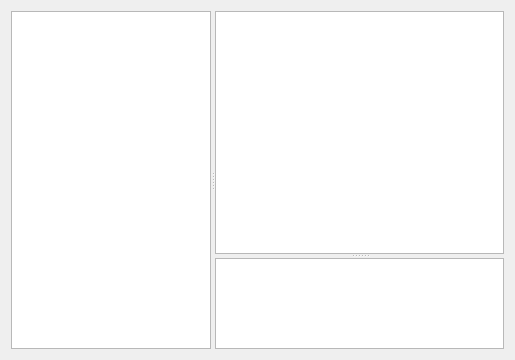
Old version of the form qw_client/QwcPrivateMessager.ui in the repository pcjpnet/qwired-suite.
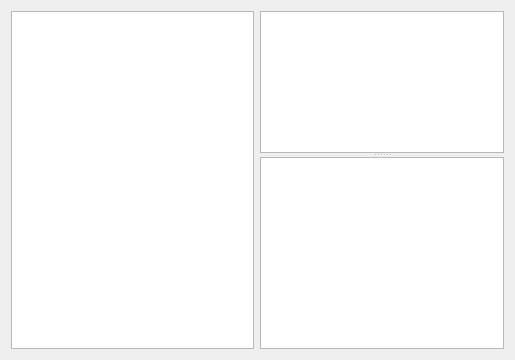
New version of the form.

Diff of the .ui file:
```diff
--- a/qw_client/QwcPrivateMessager.ui
+++ b/qw_client/QwcPrivateMessager.ui
@@ -13,20 +13,18 @@
   <property name="windowTitle">
    <string>Form</string>
   </property>
-  <layout class="QGridLayout" name="gridLayout">
-   <item row="0" column="0">
-    <widget class="QSplitter" name="splitter_2">
-     <property name="orientation">
-      <enum>Qt::Horizontal</enum>
-     </property>
+  <layout class="QHBoxLayout" name="horizontalLayout">
+   <item>
      <widget class="QListWidget" name="fMessageList">
-      <property name="maximumSize">
-       <size>
-        <width>200</width>
-        <height>16777215</height>
-       </size>
-      </property>
-     </widget>
+     <property name="sizePolicy">
+      <sizepolicy hsizetype="Maximum" vsizetype="Expanding">
+       <horstretch>0</horstretch>
+       <verstretch>0</verstretch>
+      </sizepolicy>
+     </property>
+    </widget>
+   </item>
+   <item>
      <widget class="QSplitter" name="splitter">
       <property name="orientation">
        <enum>Qt::Vertical</enum>
@@ -39,15 +37,7 @@
         </sizepolicy>
        </property>
       </widget>
-      <widget class="QPlainTextEdit" name="fMessageInput">
-       <property name="sizePolicy">
-        <sizepolicy hsizetype="Expanding" vsizetype="Expanding">
-         <horstretch>0</horstretch>
-         <verstretch>3</verstretch>
-        </sizepolicy>
-       </property>
-      </widget>
-     </widget>
+     <widget class="QPlainTextEdit" name="fMessageInput"/>
     </widget>
    </item>
   </layout>
```
Left out of the diff: 2 changed lines with no effect on the pictures. Lines whose indentation alone changed are shown as unchanged.
